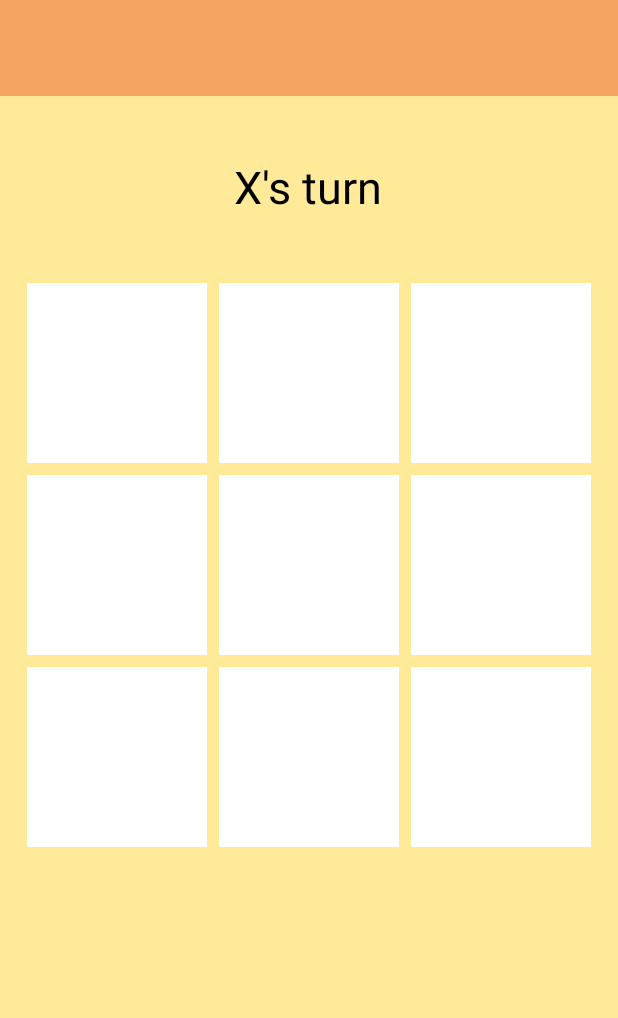
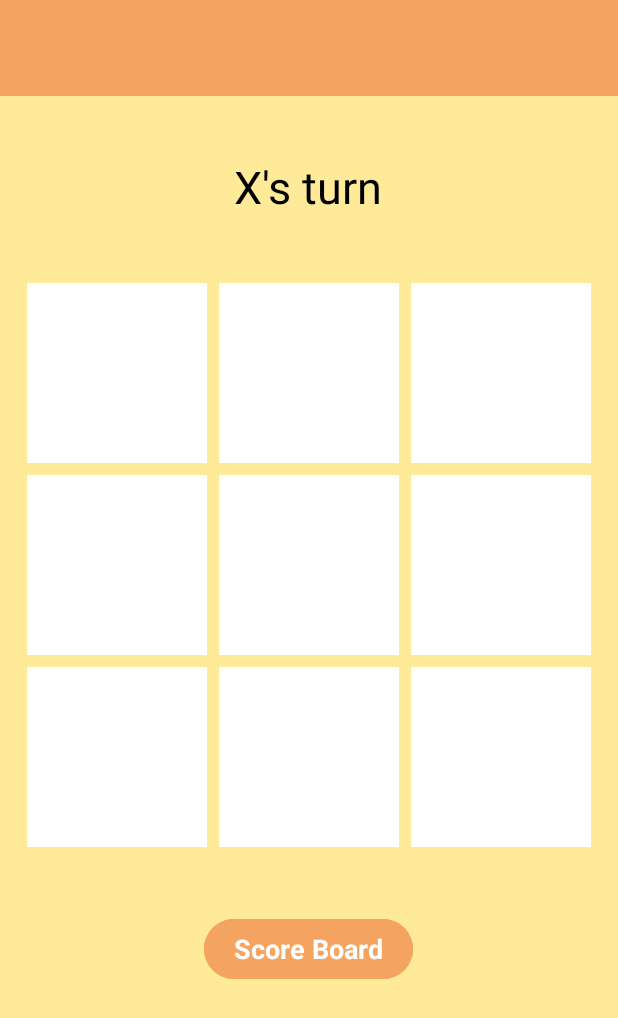
Before and after one commit to AurelioDM97/TicTacToe-APP, an Android app: the layout board_game.xml on its own in the app's theme, with its tools: preview values and no code run, on a phone screen of 412 x 824 dp. Shown: the top 1018 px of the screen. Run offline under Robolectric (Android 15) with nearby library versions, the phone set to English and light mode, and no system bars.

Commit message:
adding second activity for the score of each player with intent method

```diff
--- a/app/src/main/AndroidManifest.xml
+++ b/app/src/main/AndroidManifest.xml
@@ -13,7 +13,7 @@
         android:theme="@style/Theme.TicTacToeAPP"
         tools:targetApi="31">
         <activity
-            android:name=".MainActivity"
+            android:name=".GameBoard"
             android:exported="true">
             <intent-filter>
                 <action android:name="android.intent.action.MAIN" />
--- /dev/null
+++ b/app/src/main/java/com/example/tictactoeapp/ScoreBoard.kt
@@ -0,0 +1,5 @@
+package com.example.tictactoeapp
+
+class ScoreBoard {
+
+}
--- a/app/src/main/res/layout/activity_main.xml
+++ b/app/src/main/res/layout/board_game.xml
@@ -7,7 +7,7 @@
     android:background="@color/yellow"
     android:gravity="center_horizontal"
     android:orientation="vertical"
-    tools:context=".MainActivity">
+    tools:context=".GameBoard">
 
     <androidx.appcompat.widget.Toolbar
         android:id="@+id/toolbar"
@@ -15,8 +15,8 @@
         android:layout_height="wrap_content"
         android:background="@color/brown"
         android:elevation="3dp"
-        android:theme="@style/ThemeOverlay.AppCompat.ActionBar"
-        android:popupTheme="@style/ThemeOverlay.AppCompat.Light" />
+        android:popupTheme="@style/ThemeOverlay.AppCompat.Light"
+        android:theme="@style/ThemeOverlay.AppCompat.ActionBar" />
 
     <TextView
         android:id="@+id/playersTurn"
@@ -157,5 +157,18 @@
 
     </GridLayout>
 
+    <Button
+        android:id="@+id/scoreBoardBtn"
+        android:layout_width="wrap_content"
+        android:layout_height="wrap_content"
+        android:layout_marginTop="40dp"
+        android:backgroundTint="@color/brown"
+        android:text="@string/score_board"
+        android:textAppearance="@style/scoreBoardBtn"
+        android:textColor="@color/white"
+        android:paddingLeft="20dp"
+        android:paddingRight="20dp"
+        android:elevation="4dp"
+        />
 
 </LinearLayout>
--- a/app/src/main/res/values/strings.xml
+++ b/app/src/main/res/values/strings.xml
@@ -1,3 +1,4 @@
 <resources>
     <string name="app_name">Sword and Shield, Medieval Tris</string>
+    <string name="score_board">Score Board</string>
 </resources>
--- /dev/null
+++ b/app/src/main/res/values/styles.xml
@@ -0,0 +1,9 @@
+<?xml version="1.0" encoding="utf-8"?>
+<resources>
+    <style name="scoreBoardBtn">
+        <item name="android:textStyle">bold</item>
+        <item name="android:textSize">18sp</item>
+        <item name="android:textColor">#FFF</item>
+    </style>
+
+</resources>
```
Also changed, not shown: app/src/main/java/com/example/tictactoeapp/GameBoard.kt (renamed from app/src/main/java/com/example/tictactoeapp/MainActivity.kt, +15 -8 lines), app/src/main/res/layout/board_score.xml (added, +12 -0 lines).
